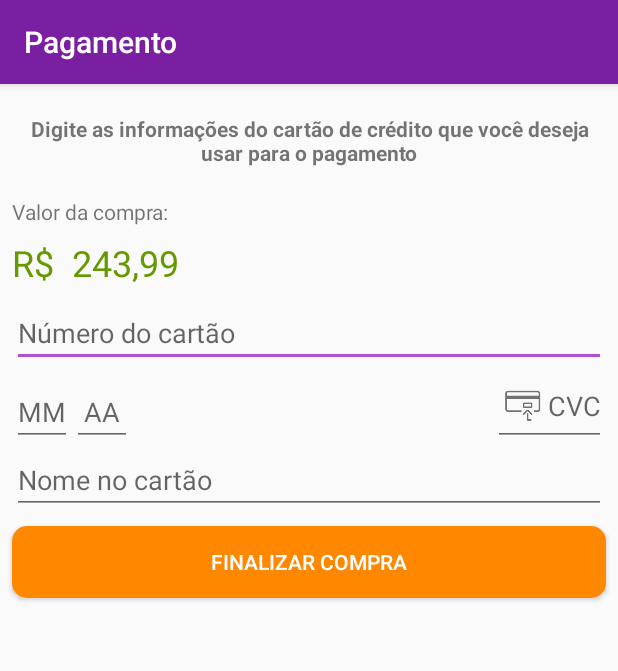
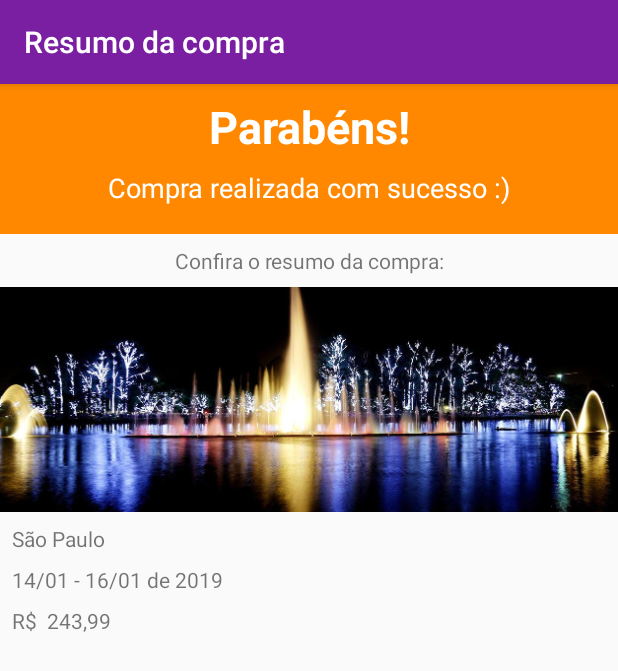
Before and after one commit to ruanlas-learning/AluraViagens, an Android app: the screen it shows after launch (PagamentoActivity before the commit, ResumoCompraActivity after it), on a phone screen of 412 x 824 dp. Shown: the top 671 px of the screen. Run offline under Robolectric (Android 15) with nearby library versions, the phone set to English and light mode, and no system bars.

Commit message:
modulo 2 - aula 4

```diff
--- a/app/src/main/AndroidManifest.xml
+++ b/app/src/main/AndroidManifest.xml
@@ -17,7 +17,8 @@
             </intent-filter>
         </activity>
         <activity android:name=".ui.activity.ResumoPacoteActivity" />
-        <activity android:name=".ui.activity.PagamentoActivity"></activity>
+        <activity android:name=".ui.activity.PagamentoActivity" />
+        <activity android:name=".ui.activity.ResumoCompraActivity"></activity>
     </application>
 
 </manifest>
--- a/app/src/main/java/com/example/ruan/aluraviagens/ui/activity/PagamentoActivity.java
+++ b/app/src/main/java/com/example/ruan/aluraviagens/ui/activity/PagamentoActivity.java
@@ -1,5 +1,6 @@
 package com.example.ruan.aluraviagens.ui.activity;
 
+import android.content.Intent;
 import android.support.v7.app.AppCompatActivity;
 import android.os.Bundle;
 import android.widget.TextView;
@@ -25,6 +26,9 @@ public class PagamentoActivity extends AppCompatActivity {
                 2, new BigDecimal(243.99));
 
         mostraPreco(pacoteSaoPaulo);
+
+        Intent intent = new Intent(this, ResumoCompraActivity.class);
+        startActivity(intent);
     }
 
     private void mostraPreco(Pacote pacote) {
--- /dev/null
+++ b/app/src/main/java/com/example/ruan/aluraviagens/ui/activity/ResumoCompraActivity.java
@@ -0,0 +1,60 @@
+package com.example.ruan.aluraviagens.ui.activity;
+
+import android.graphics.drawable.Drawable;
+import android.support.v7.app.AppCompatActivity;
+import android.os.Bundle;
+import android.widget.ImageView;
+import android.widget.TextView;
+
+import com.example.ruan.aluraviagens.R;
+import com.example.ruan.aluraviagens.model.Pacote;
+import com.example.ruan.aluraviagens.util.DataUtil;
+import com.example.ruan.aluraviagens.util.MoedaUtil;
+import com.example.ruan.aluraviagens.util.ResourceUtil;
+
+import java.math.BigDecimal;
+
+public class ResumoCompraActivity extends AppCompatActivity {
+
+    public static final String TITULO_APPBAR = "Resumo da compra";
+
+    @Override
+    protected void onCreate(Bundle savedInstanceState) {
+        super.onCreate(savedInstanceState);
+        setContentView(R.layout.activity_resumo_compra);
+
+        setTitle(TITULO_APPBAR);
+
+        Pacote pacoteSaoPaulo = new Pacote("São Paulo", "sao_paulo_sp",
+                2, new BigDecimal(243.99));
+
+        mostraLocal(pacoteSaoPaulo);
+        mostraImagem(pacoteSaoPaulo);
+        mostraData(pacoteSaoPaulo);
+        mostraPreco(pacoteSaoPaulo);
+    }
+
+    private void mostraPreco(Pacote pacote) {
+        TextView preco = findViewById(R.id.resumo_compra_preco_pacote);
+        String moedaBrasileira = MoedaUtil.formataParaBrasileiro(pacote.getPreco());
+        preco.setText(moedaBrasileira);
+    }
+
+    private void mostraData(Pacote pacote) {
+        TextView data = findViewById(R.id.resumo_compra_data_viagem);
+        String periodoEmTexto = DataUtil.periodoEmTexto(pacote.getDias());
+        data.setText(periodoEmTexto);
+    }
+
+    private void mostraImagem(Pacote pacote) {
+        ImageView imagem = findViewById(R.id.resumo_compra_imagem_pacote);
+        Drawable drawableDoPacote = ResourceUtil
+                .devolveDrawable(this, pacote.getImagem());
+        imagem.setImageDrawable(drawableDoPacote);
+    }
+
+    private void mostraLocal(Pacote pacote) {
+        TextView local = findViewById(R.id.resumo_compra_local_pacote);
+        local.setText(pacote.getLocal());
+    }
+}
--- a/app/src/main/res/layout-v26/activity_pagamento.xml
+++ /dev/null
@@ -1,118 +0,0 @@
-<?xml version="1.0" encoding="utf-8"?>
-<android.support.constraint.ConstraintLayout xmlns:android="http://schemas.android.com/apk/res/android"
-    xmlns:app="http://schemas.android.com/apk/res-auto"
-    xmlns:tools="http://schemas.android.com/tools"
-    android:layout_width="match_parent"
-    android:layout_height="match_parent">
-
-    <TextView
-        android:id="@+id/pagamento_orientacao"
-        android:layout_width="0dp"
-        android:layout_height="wrap_content"
-        android:layout_margin="20dp"
-        android:gravity="center"
-        android:text="@string/orientacao_pagamento"
-        android:textStyle="bold"
-        app:layout_constraintEnd_toEndOf="parent"
-        app:layout_constraintStart_toStartOf="parent"
-        app:layout_constraintTop_toTopOf="parent" />
-
-    <TextView
-        android:id="@+id/pagamento_valor_da_compra"
-        android:layout_width="wrap_content"
-        android:layout_height="wrap_content"
-        android:layout_marginStart="8dp"
-        android:layout_marginLeft="8dp"
-        android:layout_marginTop="20dp"
-        android:text="@string/valor_da_compra"
-        app:layout_constraintStart_toStartOf="parent"
-        app:layout_constraintTop_toBottomOf="@+id/pagamento_orientacao" />
-
-    <TextView
-        android:id="@+id/pagamento_preco_pacote"
-        android:layout_width="wrap_content"
-        android:layout_height="wrap_content"
-        android:layout_marginTop="8dp"
-        android:textColor="@android:color/holo_green_dark"
-        android:textSize="24sp"
-        app:layout_constraintStart_toStartOf="@+id/pagamento_valor_da_compra"
-        app:layout_constraintTop_toBottomOf="@+id/pagamento_valor_da_compra"
-        tools:text="R$ 421,50" />
-
-    <EditText
-        android:id="@+id/pagamento_numero_cartao"
-        android:layout_width="0dp"
-        android:layout_height="wrap_content"
-        android:layout_margin="8dp"
-        android:hint="@string/numero_do_cartao"
-        android:inputType="number"
-        android:maxLength="12"
-        app:layout_constraintEnd_toEndOf="parent"
-        app:layout_constraintStart_toStartOf="parent"
-        app:layout_constraintTop_toBottomOf="@+id/pagamento_preco_pacote"
-        android:autofillHints="" />
-
-    <EditText
-        android:id="@+id/pagamento_mes_cartao"
-        android:layout_width="40dp"
-        android:layout_height="wrap_content"
-        android:hint="@string/mes_cartao"
-        android:inputType="number"
-        android:maxLength="2"
-        android:gravity="center"
-        app:layout_constraintBottom_toBottomOf="@+id/pagamento_cvc_cartao"
-        app:layout_constraintStart_toStartOf="@id/pagamento_numero_cartao"
-        android:autofillHints="" />
-
-    <EditText
-        android:id="@+id/pagamento_ano_cartao"
-        android:layout_width="40dp"
-        android:layout_height="wrap_content"
-        android:hint="@string/ano_cartao"
-        android:inputType="number"
-        android:maxLength="2"
-        android:gravity="center"
-        app:layout_constraintBottom_toBottomOf="@+id/pagamento_cvc_cartao"
-        app:layout_constraintStart_toEndOf="@id/pagamento_mes_cartao"
-        android:autofillHints="" />
-
-    <EditText
-        android:id="@+id/pagamento_cvc_cartao"
-        android:layout_width="wrap_content"
-        android:layout_height="wrap_content"
-        android:inputType="number"
-        android:gravity="center"
-        android:maxLength="3"
-        android:hint="@string/cvc_pagamento"
-        android:drawableStart="@drawable/ic_cvc_cartao_de_credito"
-        android:drawableLeft="@drawable/ic_cvc_cartao_de_credito"
-        app:layout_constraintTop_toBottomOf="@id/pagamento_numero_cartao"
-        app:layout_constraintEnd_toEndOf="@id/pagamento_numero_cartao"
-        android:importantForAutofill="no" />
-
-    <EditText
-        android:id="@+id/pagamento_nome_no_cartao"
-        android:layout_width="0dp"
-        android:layout_height="wrap_content"
-        android:inputType="text|textCapWords"
-        android:digits="@string/mascara_nome_no_cartao"
-        android:hint="@string/nome_no_cartao"
-        app:layout_constraintEnd_toEndOf="@+id/pagamento_cvc_cartao"
-        app:layout_constraintStart_toStartOf="@+id/pagamento_mes_cartao"
-        app:layout_constraintTop_toBottomOf="@+id/pagamento_cvc_cartao"
-        android:autofillHints="" />
-
-    <Button
-        android:id="@+id/pagamento_botao_finaliza_compra"
-        android:layout_width="0dp"
-        android:layout_height="wrap_content"
-        android:layout_marginTop="8dp"
-        android:background="@drawable/botao_redondo_laranja"
-        android:text="@string/finalizar_compra"
-        android:textColor="@android:color/white"
-        app:layout_constraintEnd_toEndOf="@+id/pagamento_nome_no_cartao"
-        app:layout_constraintStart_toStartOf="@+id/pagamento_nome_no_cartao"
-        app:layout_constraintTop_toBottomOf="@+id/pagamento_nome_no_cartao" />
-
-
-</android.support.constraint.ConstraintLayout>
--- a/app/src/main/res/layout/activity_pagamento.xml
+++ b/app/src/main/res/layout/activity_pagamento.xml
@@ -49,8 +49,7 @@
         android:maxLength="12"
         app:layout_constraintEnd_toEndOf="parent"
         app:layout_constraintStart_toStartOf="parent"
-        app:layout_constraintTop_toBottomOf="@+id/pagamento_preco_pacote"
-        android:autofillHints="" />
+        app:layout_constraintTop_toBottomOf="@+id/pagamento_preco_pacote" />
 
     <EditText
         android:id="@+id/pagamento_mes_cartao"
@@ -61,8 +60,7 @@
         android:maxLength="2"
         android:gravity="center"
         app:layout_constraintBottom_toBottomOf="@+id/pagamento_cvc_cartao"
-        app:layout_constraintStart_toStartOf="@id/pagamento_numero_cartao"
-        android:autofillHints="" />
+        app:layout_constraintStart_toStartOf="@id/pagamento_numero_cartao" />
 
     <EditText
         android:id="@+id/pagamento_ano_cartao"
@@ -73,8 +71,7 @@
         android:maxLength="2"
         android:gravity="center"
         app:layout_constraintBottom_toBottomOf="@+id/pagamento_cvc_cartao"
-        app:layout_constraintStart_toEndOf="@id/pagamento_mes_cartao"
-        android:autofillHints="" />
+        app:layout_constraintStart_toEndOf="@id/pagamento_mes_cartao" />
 
     <EditText
         android:id="@+id/pagamento_cvc_cartao"
@@ -87,8 +84,7 @@
         android:drawableStart="@drawable/ic_cvc_cartao_de_credito"
         android:drawableLeft="@drawable/ic_cvc_cartao_de_credito"
         app:layout_constraintTop_toBottomOf="@id/pagamento_numero_cartao"
-        app:layout_constraintEnd_toEndOf="@id/pagamento_numero_cartao"
-        android:importantForAutofill="no" />
+        app:layout_constraintEnd_toEndOf="@id/pagamento_numero_cartao" />
 
     <EditText
         android:id="@+id/pagamento_nome_no_cartao"
@@ -99,8 +95,7 @@
         android:hint="@string/nome_no_cartao"
         app:layout_constraintEnd_toEndOf="@+id/pagamento_cvc_cartao"
         app:layout_constraintStart_toStartOf="@+id/pagamento_mes_cartao"
-        app:layout_constraintTop_toBottomOf="@+id/pagamento_cvc_cartao"
-        android:autofillHints="" />
+        app:layout_constraintTop_toBottomOf="@+id/pagamento_cvc_cartao" />
 
     <Button
         android:id="@+id/pagamento_botao_finaliza_compra"
--- /dev/null
+++ b/app/src/main/res/layout/activity_resumo_compra.xml
@@ -0,0 +1,97 @@
+<?xml version="1.0" encoding="utf-8"?>
+<android.support.constraint.ConstraintLayout xmlns:android="http://schemas.android.com/apk/res/android"
+    xmlns:app="http://schemas.android.com/apk/res-auto"
+    xmlns:tools="http://schemas.android.com/tools"
+    android:layout_width="match_parent"
+    android:layout_height="match_parent">
+
+    <ImageView
+        android:id="@+id/resumo_compra_banner_inicial"
+        android:layout_width="0dp"
+        android:layout_height="100dp"
+        android:contentDescription="@string/conteudo_do_banner_inicial"
+        app:layout_constraintBottom_toBottomOf="parent"
+        app:layout_constraintEnd_toEndOf="parent"
+        app:layout_constraintStart_toStartOf="parent"
+        app:layout_constraintTop_toTopOf="parent"
+        app:layout_constraintVertical_bias="0.0"
+        app:srcCompat="@android:color/holo_orange_dark" />
+
+    <TextView
+        android:id="@+id/resumo_compra_parabens"
+        android:layout_width="wrap_content"
+        android:layout_height="wrap_content"
+        android:layout_margin="8dp"
+        android:text="@string/parabens"
+        android:gravity="center"
+        android:textColor="@android:color/white"
+        android:textSize="30sp"
+        android:textStyle="bold"
+        app:layout_constraintBottom_toBottomOf="@+id/resumo_compra_banner_inicial"
+        app:layout_constraintEnd_toEndOf="@+id/resumo_compra_banner_inicial"
+        app:layout_constraintStart_toStartOf="@+id/resumo_compra_banner_inicial"
+        app:layout_constraintTop_toTopOf="@+id/resumo_compra_banner_inicial"
+        app:layout_constraintVertical_bias="0.0" />
+
+    <TextView
+        android:id="@+id/resumo_compra_realizada_sucesso"
+        android:layout_width="wrap_content"
+        android:layout_height="wrap_content"
+        android:layout_margin="8dp"
+        android:text="@string/compra_realizada"
+        android:gravity="center"
+        android:textColor="@android:color/white"
+        android:textSize="18sp"
+        app:layout_constraintEnd_toEndOf="@+id/resumo_compra_parabens"
+        app:layout_constraintStart_toStartOf="@+id/resumo_compra_parabens"
+        app:layout_constraintTop_toBottomOf="@+id/resumo_compra_parabens" />
+
+    <TextView
+        android:id="@+id/resumo_compra_confira_resumo"
+        android:layout_width="wrap_content"
+        android:layout_height="wrap_content"
+        android:layout_margin="8dp"
+        android:text="@string/confira_resumo"
+        app:layout_constraintEnd_toEndOf="parent"
+        app:layout_constraintStart_toStartOf="parent"
+        app:layout_constraintTop_toBottomOf="@+id/resumo_compra_banner_inicial" />
+
+    <ImageView
+        android:id="@+id/resumo_compra_imagem_pacote"
+        android:layout_width="0dp"
+        android:layout_height="150dp"
+        android:layout_marginTop="8dp"
+        android:contentDescription="@string/imagem_do_pacote"
+        android:scaleType="centerCrop"
+        app:layout_constraintEnd_toEndOf="parent"
+        app:layout_constraintStart_toStartOf="parent"
+        app:layout_constraintTop_toBottomOf="@+id/resumo_compra_confira_resumo"
+        tools:src="@sample/pacote.json/imagem" />
+
+    <TextView
+        android:id="@+id/resumo_compra_local_pacote"
+        android:layout_width="wrap_content"
+        android:layout_height="wrap_content"
+        android:layout_margin="8dp"
+        app:layout_constraintStart_toStartOf="parent"
+        app:layout_constraintTop_toBottomOf="@+id/resumo_compra_imagem_pacote"
+        tools:text="São Paulo" />
+
+    <TextView
+        android:id="@+id/resumo_compra_data_viagem"
+        android:layout_width="wrap_content"
+        android:layout_height="wrap_content"
+        android:layout_marginTop="8dp"
+        app:layout_constraintStart_toStartOf="@+id/resumo_compra_local_pacote"
+        app:layout_constraintTop_toBottomOf="@+id/resumo_compra_local_pacote"
+        tools:text="08/12 - 10/12 de 2017" />
+
+    <TextView
+        android:id="@+id/resumo_compra_preco_pacote"
+        android:layout_width="wrap_content"
+        android:layout_height="wrap_content"
+        android:layout_marginTop="8dp"
+        app:layout_constraintStart_toStartOf="@+id/resumo_compra_data_viagem"
+        app:layout_constraintTop_toBottomOf="@+id/resumo_compra_data_viagem"
+        tools:text="R$ 243,99" />
+</android.support.constraint.ConstraintLayout>
--- a/app/src/main/res/mipmap-anydpi-v26/ic_launcher.xml
+++ /dev/null
@@ -1,5 +0,0 @@
-<?xml version="1.0" encoding="utf-8"?>
-<adaptive-icon xmlns:android="http://schemas.android.com/apk/res/android">
-    <background android:drawable="@drawable/ic_launcher_background" />
-    <foreground android:drawable="@drawable/ic_launcher_foreground" />
-</adaptive-icon>
--- a/app/src/main/res/mipmap-anydpi-v26/ic_launcher_round.xml
+++ /dev/null
@@ -1,5 +0,0 @@
-<?xml version="1.0" encoding="utf-8"?>
-<adaptive-icon xmlns:android="http://schemas.android.com/apk/res/android">
-    <background android:drawable="@drawable/ic_launcher_background" />
-    <foreground android:drawable="@drawable/ic_launcher_foreground" />
-</adaptive-icon>
--- a/app/src/main/res/values/strings.xml
+++ b/app/src/main/res/values/strings.xml
@@ -16,4 +16,7 @@
     <string name="cvc_pagamento">CVC</string>
     <string name="nome_no_cartao">Nome no cartão</string>
     <string name="finalizar_compra">Finalizar Compra</string>
+    <string name="parabens">Parabéns!</string>
+    <string name="compra_realizada">Compra realizada com sucesso :)</string>
+    <string name="confira_resumo">Confira o resumo da compra:</string>
 </resources>
```
